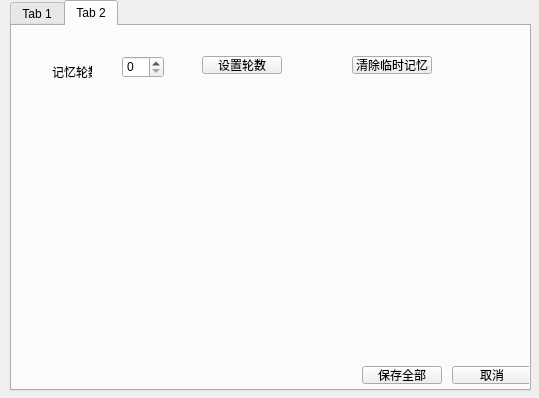
Old version of the form settingswidget.ui in the repository xxnmt/Windows_AI.
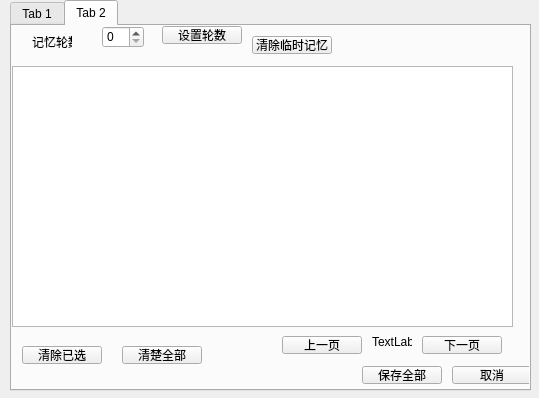
New version of the form.

Commit message:
refactor(memory&ui): 完成对话历史管理全功能重构 | Complete conversation history management full feature refactor
本次提交重构了对话记忆与设置模块的完整功能链：
1. 新增历史对话条目ID、时间戳字段，完善数据模型
2. 实现数据库分页查询、总数统计、单条/全部删除功能
3. 重构LLM提示词注入逻辑，优化状态提示文案
4. 新增设置页面历史记录管理面板，支持分页浏览、批量/全部删除
5. 新增短期记忆长度配置项，支持持久化存储
6. 优化应用析构顺序，完善资源清理逻辑
7. 修复配置文件加载、保存的异常处理逻辑

The edit to the form file:
```diff
--- a/settingswidget.ui
+++ b/settingswidget.ui
@@ -99,8 +99,8 @@
     <widget class="QSpinBox" name="spinBox">
      <property name="geometry">
       <rect>
-       <x>110</x>
-       <y>30</y>
+       <x>90</x>
+       <y>0</y>
        <width>42</width>
        <height>22</height>
       </rect>
@@ -109,8 +109,8 @@
     <widget class="QPushButton" name="btn_saveMemoryLength">
      <property name="geometry">
       <rect>
-       <x>190</x>
-       <y>30</y>
+       <x>150</x>
+       <y>0</y>
        <width>80</width>
        <height>18</height>
       </rect>
@@ -148,8 +148,8 @@
     <widget class="QLabel" name="label_2">
      <property name="geometry">
       <rect>
-       <x>40</x>
-       <y>40</y>
+       <x>20</x>
+       <y>10</y>
        <width>40</width>
        <height>12</height>
       </rect>
@@ -161,8 +161,8 @@
     <widget class="QPushButton" name="btn_claenMemory">
      <property name="geometry">
       <rect>
-       <x>340</x>
-       <y>30</y>
+       <x>240</x>
+       <y>10</y>
        <width>80</width>
        <height>18</height>
       </rect>
@@ -171,6 +171,81 @@
       <string>清除临时记忆</string>
      </property>
     </widget>
+    <widget class="QTableView" name="tableView">
+     <property name="geometry">
+      <rect>
+       <x>0</x>
+       <y>40</y>
+       <width>501</width>
+       <height>261</height>
+      </rect>
+     </property>
+    </widget>
+    <widget class="QPushButton" name="btn_deleteSelectedMemory">
+     <property name="geometry">
+      <rect>
+       <x>10</x>
+       <y>320</y>
+       <width>80</width>
+       <height>18</height>
+      </rect>
+     </property>
+     <property name="text">
+      <string>清除已选</string>
+     </property>
+    </widget>
+    <widget class="QPushButton" name="btn_claenAllMemory">
+     <property name="geometry">
+      <rect>
+       <x>110</x>
+       <y>320</y>
+       <width>80</width>
+       <height>18</height>
+      </rect>
+     </property>
+     <property name="text">
+      <string>清楚全部</string>
+     </property>
+    </widget>
+    <widget class="QPushButton" name="btn_previousMemoryPage">
+     <property name="geometry">
+      <rect>
+       <x>270</x>
+       <y>310</y>
+       <width>80</width>
+       <height>18</height>
+      </rect>
+     </property>
+     <property name="text">
+      <string>上一页</string>
+     </property>
+    </widget>
+    <widget class="QPushButton" name="btn_nextMemoryPage">
+     <property name="geometry">
+      <rect>
+       <x>410</x>
+       <y>310</y>
+       <width>80</width>
+       <height>18</height>
+      </rect>
+     </property>
+     <property name="text">
+      <string>下一页</string>
+     </property>
+    </widget>
+    <widget class="QLabel" name="label_MemoryPage">
+     <property name="geometry">
+      <rect>
+       <x>360</x>
+       <y>310</y>
+       <width>40</width>
+       <height>12</height>
+      </rect>
+     </property>
+     <property name="text">
+      <string>TextLabel</string>
+     </property>
+    </widget>
    </widget>
   </widget>
  </widget>
```
Left out of the diff: 4 changed lines with no effect on the pictures. The commit also changes 11 other files.
